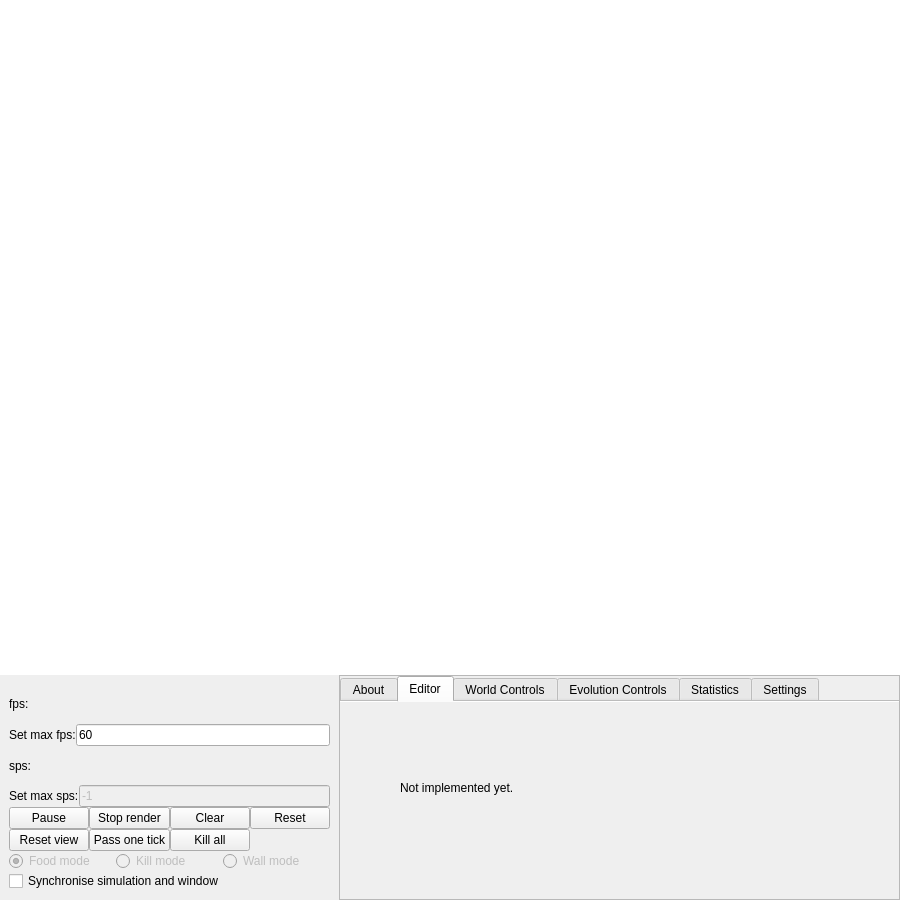
First picture: the form in LifeEngineCpp/mainwindow.ui, repository SuperSpaceEye/LifeEngineExtended, before the edit.
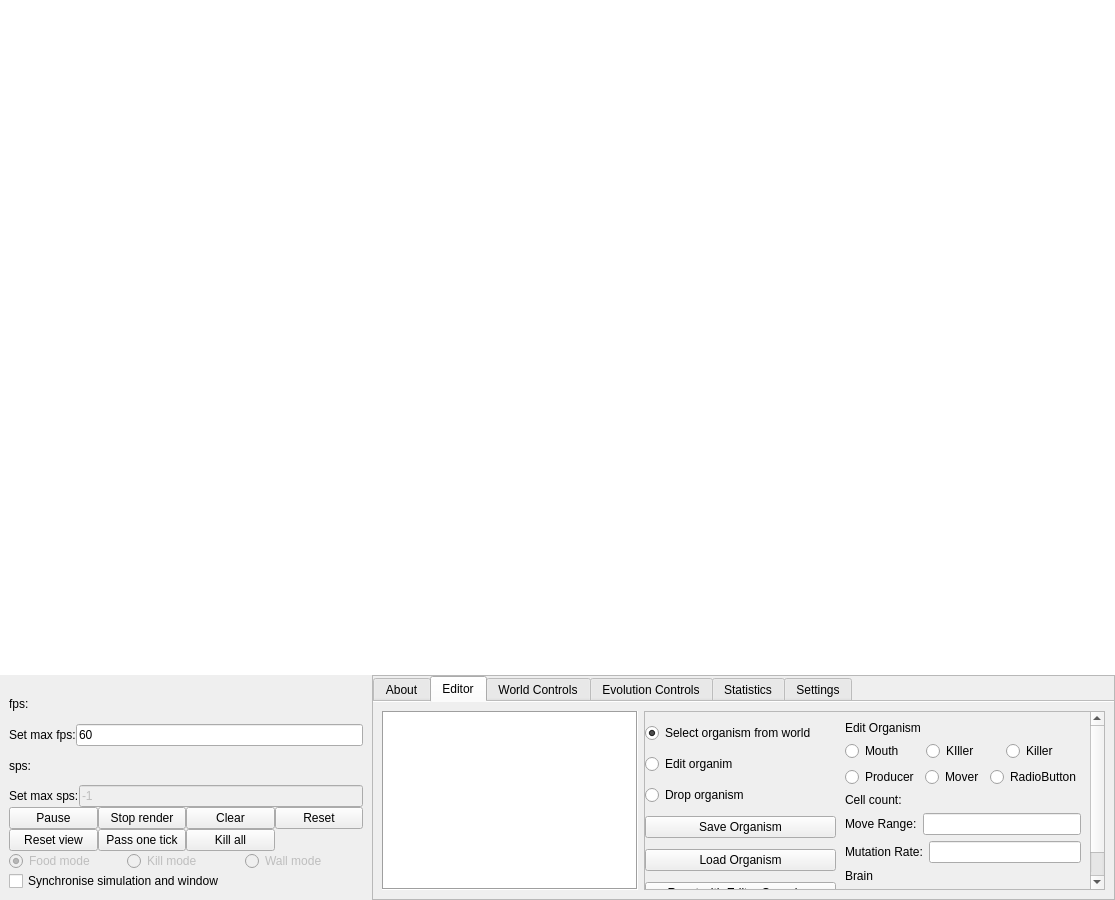
Second picture: the form after the edit. The open tabs and pages were chosen to show the change.

Commit message: More bugfixes, started OrganismEditor.

```diff
--- a/LifeEngineCpp/mainwindow.ui
+++ b/LifeEngineCpp/mainwindow.ui
@@ -6,7 +6,7 @@
    <rect>
     <x>0</x>
     <y>0</y>
-    <width>900</width>
+    <width>1115</width>
     <height>900</height>
    </rect>
   </property>
@@ -114,7 +114,7 @@
       <item>
        <widget class="QFrame" name="frame_2">
         <property name="sizePolicy">
-         <sizepolicy hsizetype="Expanding" vsizetype="Expanding">
+         <sizepolicy hsizetype="Minimum" vsizetype="Minimum">
           <horstretch>0</horstretch>
           <verstretch>0</verstretch>
          </sizepolicy>
@@ -412,22 +412,356 @@
             </layout>
            </widget>
            <widget class="QWidget" name="editor_tab">
+            <property name="layoutDirection">
+             <enum>Qt::LeftToRight</enum>
+            </property>
             <attribute name="title">
              <string>Editor</string>
             </attribute>
-            <widget class="QLabel" name="label_22">
-             <property name="geometry">
-              <rect>
-               <x>60</x>
-               <y>40</y>
-               <width>311</width>
-               <height>91</height>
-              </rect>
-             </property>
-             <property name="text">
-              <string>Not implemented yet.</string>
-             </property>
-            </widget>
+            <layout class="QHBoxLayout" name="horizontalLayout_31">
+             <item>
+              <widget class="QGraphicsView" name="editor_graphicsView">
+               <property name="sizePolicy">
+                <sizepolicy hsizetype="Fixed" vsizetype="Preferred">
+                 <horstretch>100</horstretch>
+                 <verstretch>100</verstretch>
+                </sizepolicy>
+               </property>
+               <property name="layoutDirection">
+                <enum>Qt::LeftToRight</enum>
+               </property>
+               <property name="frameShape">
+                <enum>QFrame::Box</enum>
+               </property>
+               <property name="verticalScrollBarPolicy">
+                <enum>Qt::ScrollBarAlwaysOff</enum>
+               </property>
+               <property name="horizontalScrollBarPolicy">
+                <enum>Qt::ScrollBarAsNeeded</enum>
+               </property>
+               <property name="alignment">
+                <set>Qt::AlignCenter</set>
+               </property>
+              </widget>
+             </item>
+             <item>
+              <widget class="QScrollArea" name="scrollArea_5">
+               <property name="widgetResizable">
+                <bool>true</bool>
+               </property>
+               <widget class="QWidget" name="scrollAreaWidgetContents_5">
+                <property name="geometry">
+                 <rect>
+                  <x>-75</x>
+                  <y>-80</y>
+                  <width>516</width>
+                  <height>240</height>
+                 </rect>
+                </property>
+                <layout class="QHBoxLayout" name="horizontalLayout_32">
+                 <property name="leftMargin">
+                  <number>0</number>
+                 </property>
+                 <property name="topMargin">
+                  <number>0</number>
+                 </property>
+                 <property name="rightMargin">
+                  <number>0</number>
+                 </property>
+                 <property name="bottomMargin">
+                  <number>0</number>
+                 </property>
+                 <item>
+                  <widget class="QWidget" name="widget_4" native="true">
+                   <layout class="QHBoxLayout" name="horizontalLayout_34" stretch="1,0">
+                    <property name="spacing">
+                     <number>0</number>
+                    </property>
+                    <property name="leftMargin">
+                     <number>0</number>
+                    </property>
+                    <property name="topMargin">
+                     <number>0</number>
+                    </property>
+                    <property name="rightMargin">
+                     <number>0</number>
+                    </property>
+                    <property name="bottomMargin">
+                     <number>0</number>
+                    </property>
+                    <item>
+                     <layout class="QVBoxLayout" name="verticalLayout_16">
+                      <item>
+                       <widget class="QRadioButton" name="rb_select">
+                        <property name="text">
+                         <string>Select organism from world</string>
+                        </property>
+                        <property name="checked">
+                         <bool>true</bool>
+                        </property>
+                        <attribute name="buttonGroup">
+                         <string notr="true">editor_modes</string>
+                        </attribute>
+                       </widget>
+                      </item>
+                      <item>
+                       <widget class="QRadioButton" name="rb_edit">
+                        <property name="text">
+                         <string>Edit organim</string>
+                        </property>
+                        <attribute name="buttonGroup">
+                         <string notr="true">editor_modes</string>
+                        </attribute>
+                       </widget>
+                      </item>
+                      <item>
+                       <widget class="QRadioButton" name="rb_drop">
+                        <property name="text">
+                         <string>Drop organism</string>
+                        </property>
+                        <attribute name="buttonGroup">
+                         <string notr="true">editor_modes</string>
+                        </attribute>
+                       </widget>
+                      </item>
+                      <item>
+                       <widget class="QPushButton" name="b_save_organism">
+                        <property name="text">
+                         <string>Save Organism</string>
+                        </property>
+                       </widget>
+                      </item>
+                      <item>
+                       <widget class="QPushButton" name="b_load_organism">
+                        <property name="text">
+                         <string>Load Organism</string>
+                        </property>
+                       </widget>
+                      </item>
+                      <item>
+                       <widget class="QPushButton" name="pushButton">
+                        <property name="text">
+                         <string>Reset with Editor Organism</string>
+                        </property>
+                       </widget>
+                      </item>
+                     </layout>
+                    </item>
+                    <item>
+                     <widget class="QStackedWidget" name="stackedWidget">
+                      <property name="currentIndex">
+                       <number>2</number>
+                      </property>
+                      <widget class="QWidget" name="page_organism_details">
+                       <layout class="QVBoxLayout" name="verticalLayout_25">
+                        <item>
+                         <widget class="QLabel" name="label_22">
+                          <property name="text">
+                           <string>Organims Details</string>
+                          </property>
+                         </widget>
+                        </item>
+                        <item>
+                         <widget class="QLabel" name="label_26">
+                          <property name="text">
+                           <string>Cell count:</string>
+                          </property>
+                         </widget>
+                        </item>
+                        <item>
+                         <widget class="QLabel" name="label_27">
+                          <property name="text">
+                           <string>Mutation Rate:</string>
+                          </property>
+                         </widget>
+                        </item>
+                       </layout>
+                      </widget>
+                      <widget class="QWidget" name="page_edit_organism">
+                       <property name="sizePolicy">
+                        <sizepolicy hsizetype="Minimum" vsizetype="Minimum">
+                         <horstretch>0</horstretch>
+                         <verstretch>0</verstretch>
+                        </sizepolicy>
+                       </property>
+                       <property name="minimumSize">
+                        <size>
+                         <width>0</width>
+                         <height>0</height>
+                        </size>
+                       </property>
+                       <layout class="QVBoxLayout" name="verticalLayout_28">
+                        <item>
+                         <widget class="QLabel" name="label_28">
+                          <property name="text">
+                           <string>Edit Organism</string>
+                          </property>
+                         </widget>
+                        </item>
+                        <item>
+                         <layout class="QHBoxLayout" name="horizontalLayout_36">
+                          <item>
+                           <widget class="QRadioButton" name="radioButton_2">
+                            <property name="text">
+                             <string>Mouth</string>
+                            </property>
+                           </widget>
+                          </item>
+                          <item>
+                           <widget class="QRadioButton" name="radioButton_5">
+                            <property name="text">
+                             <string>KIller</string>
+                            </property>
+                           </widget>
+                          </item>
+                          <item>
+                           <widget class="QRadioButton" name="radioButton">
+                            <property name="text">
+                             <string>Killer</string>
+                            </property>
+                           </widget>
+                          </item>
+                         </layout>
+                        </item>
+                        <item>
+                         <layout class="QHBoxLayout" name="horizontalLayout_37">
+                          <item>
+                           <widget class="QRadioButton" name="radioButton_6">
+                            <property name="text">
+                             <string>Producer</string>
+                            </property>
+                           </widget>
+                          </item>
+                          <item>
+                           <widget class="QRadioButton" name="radioButton_4">
+                            <property name="text">
+                             <string>Mover</string>
+                            </property>
+                           </widget>
+                          </item>
+                          <item>
+                           <widget class="QRadioButton" name="radioButton_3">
+                            <property name="text">
+                             <string>RadioButton</string>
+                            </property>
+                           </widget>
+                          </item>
+                         </layout>
+                        </item>
+                        <item>
+                         <widget class="QLabel" name="label_29">
+                          <property name="text">
+                           <string>Cell count:</string>
+                          </property>
+                         </widget>
+                        </item>
+                        <item>
+                         <layout class="QHBoxLayout" name="horizontalLayout_33">
+                          <item>
+                           <widget class="QLabel" name="label_30">
+                            <property name="text">
+                             <string>Move Range:</string>
+                            </property>
+                           </widget>
+                          </item>
+                          <item>
+                           <widget class="QLineEdit" name="lineEdit"/>
+                          </item>
+                         </layout>
+                        </item>
+                        <item>
+                         <layout class="QHBoxLayout" name="horizontalLayout_35">
+                          <item>
+                           <widget class="QLabel" name="label_31">
+                            <property name="text">
+                             <string>Mutation Rate:</string>
+                            </property>
+                           </widget>
+                          </item>
+                          <item>
+                           <widget class="QLineEdit" name="lineEdit_2"/>
+                          </item>
+                         </layout>
+                        </item>
+                        <item>
+                         <widget class="QLabel" name="label_32">
+                          <property name="text">
+                           <string>Brain</string>
+                          </property>
+                         </widget>
+                        </item>
+                        <item>
+                         <widget class="QPushButton" name="pushButton_2">
+                          <property name="text">
+                           <string>Edit Brain Table</string>
+                          </property>
+                         </widget>
+                        </item>
+                       </layout>
+                      </widget>
+                      <widget class="QWidget" name="page_place">
+                       <layout class="QVBoxLayout" name="verticalLayout_29">
+                        <item>
+                         <widget class="QLabel" name="label_34">
+                          <property name="text">
+                           <string>Organism Details</string>
+                          </property>
+                         </widget>
+                        </item>
+                        <item>
+                         <widget class="QLabel" name="label_36">
+                          <property name="text">
+                           <string>Cell count:</string>
+                          </property>
+                         </widget>
+                        </item>
+                        <item>
+                         <widget class="QLabel" name="label_35">
+                          <property name="text">
+                           <string>Move Range:</string>
+                          </property>
+                         </widget>
+                        </item>
+                        <item>
+                         <widget class="QLabel" name="label_33">
+                          <property name="text">
+                           <string>Mutation Rate:</string>
+                          </property>
+                         </widget>
+                        </item>
+                        <item>
+                         <widget class="QLabel" name="label_39">
+                          <property name="text">
+                           <string>Brain</string>
+                          </property>
+                         </widget>
+                        </item>
+                        <item>
+                         <widget class="QLabel" name="label_38">
+                          <property name="text">
+                           <string>Mobe Towards:</string>
+                          </property>
+                         </widget>
+                        </item>
+                        <item>
+                         <widget class="QLabel" name="label_37">
+                          <property name="text">
+                           <string>Move Away From:</string>
+                          </property>
+                         </widget>
+                        </item>
+                       </layout>
+                      </widget>
+                     </widget>
+                    </item>
+                   </layout>
+                  </widget>
+                 </item>
+                </layout>
+               </widget>
+              </widget>
+             </item>
+            </layout>
            </widget>
            <widget class="QWidget" name="world_controls_tab">
             <attribute name="title">
```
Left out of the diff: 159 changed lines with no effect on the pictures. The commit also changes 15 other files.
